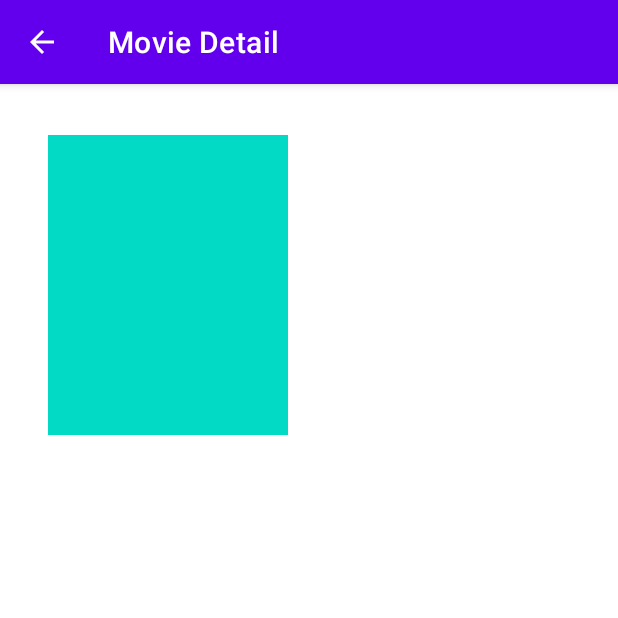
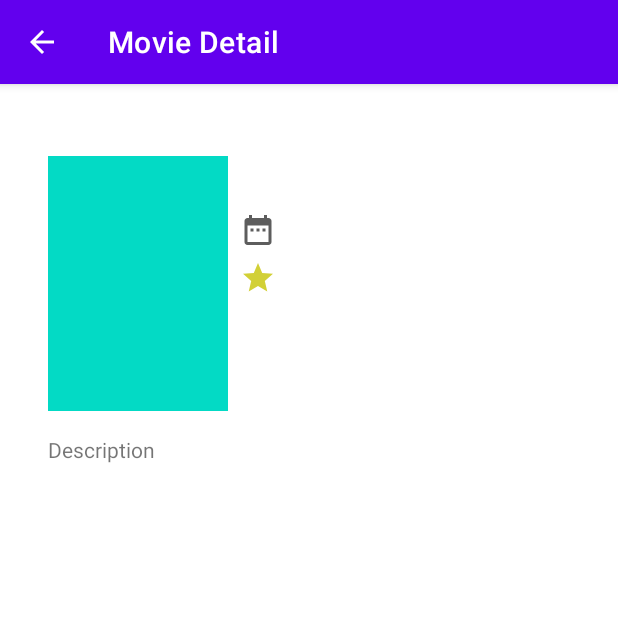
Before and after one commit to devianwahyu/Tilem, an Android app: the MovieDetailActivity screen opened directly, with no data from a screen before it, on a phone screen of 412 x 824 dp, the top half of it. Run offline under Robolectric (Android 15) with nearby library versions, the light colour scheme and no system bars.

Commit message:
update ui

```diff
--- /dev/null
+++ b/app/src/main/res/drawable/ic_date.xml
@@ -0,0 +1,5 @@
+<vector android:height="24dp" android:tint="#5D5D5D"
+    android:viewportHeight="24" android:viewportWidth="24"
+    android:width="24dp" xmlns:android="http://schemas.android.com/apk/res/android">
+    <path android:fillColor="@android:color/white" android:pathData="M9,11L7,11v2h2v-2zM13,11h-2v2h2v-2zM17,11h-2v2h2v-2zM19,4h-1L18,2h-2v2L8,4L8,2L6,2v2L5,4c-1.11,0 -1.99,0.9 -1.99,2L3,20c0,1.1 0.89,2 2,2h14c1.1,0 2,-0.9 2,-2L21,6c0,-1.1 -0.9,-2 -2,-2zM19,20L5,20L5,9h14v11z"/>
+</vector>
--- /dev/null
+++ b/app/src/main/res/drawable/ic_star.xml
@@ -0,0 +1,5 @@
+<vector android:height="24dp" android:tint="#D2D036"
+    android:viewportHeight="24" android:viewportWidth="24"
+    android:width="24dp" xmlns:android="http://schemas.android.com/apk/res/android">
+    <path android:fillColor="@android:color/white" android:pathData="M12,17.27L18.18,21l-1.64,-7.03L22,9.24l-7.19,-0.61L12,2 9.19,8.63 2,9.24l5.46,4.73L5.82,21z"/>
+</vector>
--- a/app/src/main/res/layout/content_detail.xml
+++ b/app/src/main/res/layout/content_detail.xml
@@ -10,10 +10,10 @@
 
     <ImageView
         android:id="@+id/img_poster"
-        android:layout_width="160dp"
-        android:layout_height="200dp"
+        android:layout_width="120dp"
+        android:layout_height="170dp"
         android:layout_marginStart="16dp"
-        android:layout_marginTop="18dp"
+        android:layout_marginTop="32dp"
         android:src="@color/teal_200"
         app:layout_constraintStart_toStartOf="parent"
         app:layout_constraintTop_toTopOf="parent"
@@ -21,49 +21,79 @@
 
     <TextView
         android:id="@+id/title"
+        style="@style/title_list"
         android:layout_width="0dp"
         android:layout_height="wrap_content"
         android:layout_marginStart="8dp"
-        android:layout_marginEnd="16dp"
-        android:textSize="28sp"
-        android:textStyle="bold"
         app:layout_constraintEnd_toEndOf="parent"
         app:layout_constraintStart_toEndOf="@+id/img_poster"
         app:layout_constraintTop_toTopOf="@+id/img_poster"
         tools:text="Avenger" />
 
-    <TextView
-        android:id="@+id/rilis_date"
+    <ImageView
+        android:id="@+id/imageView2"
         android:layout_width="wrap_content"
         android:layout_height="wrap_content"
         android:layout_marginTop="8dp"
+        android:src="@drawable/ic_date"
+        app:layout_constraintStart_toStartOf="@+id/title"
+        app:layout_constraintTop_toBottomOf="@+id/title"
+        android:contentDescription="@string/date_icon" />
+
+    <TextView
+        android:id="@+id/rilis_date"
+        style="@style/sub"
+        android:layout_width="wrap_content"
+        android:layout_height="wrap_content"
+        android:layout_marginStart="8dp"
         android:gravity="start"
         android:textSize="14sp"
-        app:layout_constraintStart_toStartOf="@+id/title"
-        app:layout_constraintTop_toBottomOf="@+id/title"
+        app:layout_constraintBottom_toBottomOf="@+id/imageView2"
+        app:layout_constraintStart_toEndOf="@+id/imageView2"
+        app:layout_constraintTop_toTopOf="@+id/imageView2"
         tools:text="rilis" />
+
+    <ImageView
+        android:id="@+id/imageView3"
+        android:layout_width="wrap_content"
+        android:layout_height="wrap_content"
+        android:layout_marginTop="8dp"
+        android:src="@drawable/ic_star"
+        app:layout_constraintStart_toStartOf="@+id/imageView2"
+        app:layout_constraintTop_toBottomOf="@+id/imageView2"
+        android:contentDescription="@string/icon_star" />
 
     <TextView
         android:id="@+id/rating"
+        style="@style/sub"
         android:layout_width="wrap_content"
         android:layout_height="wrap_content"
-        android:layout_marginTop="8dp"
-        tools:text="5"
-        android:textColor="@color/teal_700"
-        android:textSize="16sp"
+        android:layout_marginStart="8dp"
         android:textStyle="bold"
-        app:layout_constraintStart_toStartOf="@+id/rilis_date"
-        app:layout_constraintTop_toBottomOf="@+id/rilis_date" />
+        app:layout_constraintBottom_toBottomOf="@+id/imageView3"
+        app:layout_constraintStart_toEndOf="@+id/imageView3"
+        app:layout_constraintTop_toTopOf="@+id/imageView3"
+        tools:text="5" />
+
+    <TextView
+        android:id="@+id/textView"
+        android:layout_width="71dp"
+        android:layout_height="20dp"
+        android:layout_marginTop="16dp"
+        android:text="@string/description"
+        app:layout_constraintStart_toStartOf="@+id/img_poster"
+        app:layout_constraintTop_toBottomOf="@+id/img_poster" />
 
     <TextView
         android:id="@+id/description"
+        style="@style/sub"
         android:layout_width="0dp"
         android:layout_height="wrap_content"
-        android:layout_marginTop="16dp"
+        android:layout_marginTop="8dp"
         android:textSize="14sp"
         app:layout_constraintEnd_toEndOf="@+id/title"
         app:layout_constraintStart_toStartOf="@+id/img_poster"
-        app:layout_constraintTop_toBottomOf="@+id/img_poster"
+        app:layout_constraintTop_toBottomOf="@+id/textView"
         tools:text="Description" />
 
 </androidx.constraintlayout.widget.ConstraintLayout>
--- a/app/src/main/res/values/dimens.xml
+++ b/app/src/main/res/values/dimens.xml
@@ -1,3 +1,5 @@
 <resources>
     <dimen name="fab_margin">16dp</dimen>
+    <dimen name="title_list_size">22sp</dimen>
+    <dimen name="sub_size">15sp</dimen>
 </resources>
--- /dev/null
+++ b/app/src/main/res/values/style.xml
@@ -0,0 +1,11 @@
+<?xml version="1.0" encoding="utf-8"?>
+<resources>
+    <style name="title_list">
+        <item name="fontFamily">@font/roboto_medium</item>
+        <item name="android:textSize">@dimen/title_list_size</item>
+    </style>
+    <style name="sub">
+        <item name="fontFamily">@font/roboto_regular</item>
+        <item name="android:textSize">@dimen/sub_size</item>
+    </style>
+</resources>
```
Also changed, not shown: app/src/main/res/layout/items.xml (+17 -7 lines), app/src/main/res/values/strings.xml (+5 -12 lines), app/src/main/res/font/roboto_bold.ttf (added), app/src/main/res/font/roboto_medium.ttf (added), app/src/main/res/font/roboto_regular.ttf (added).
